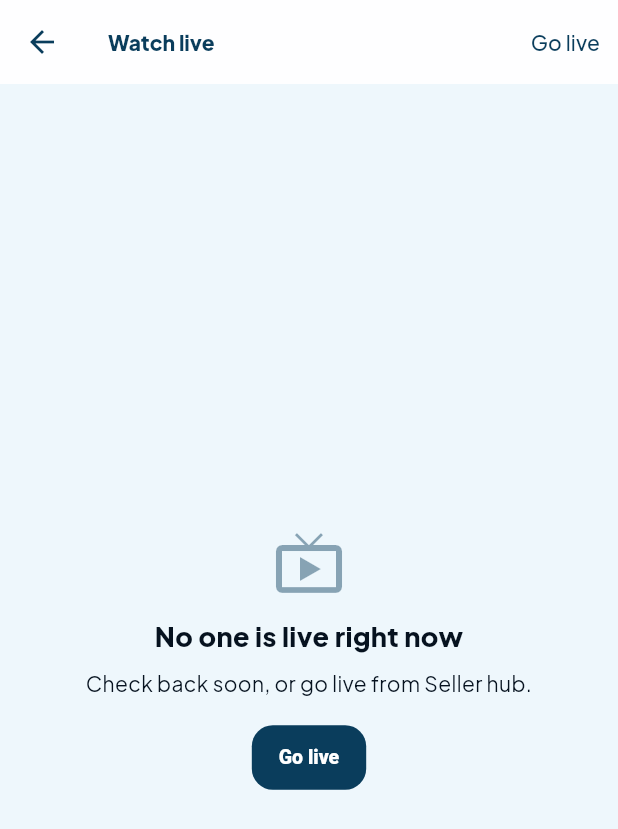
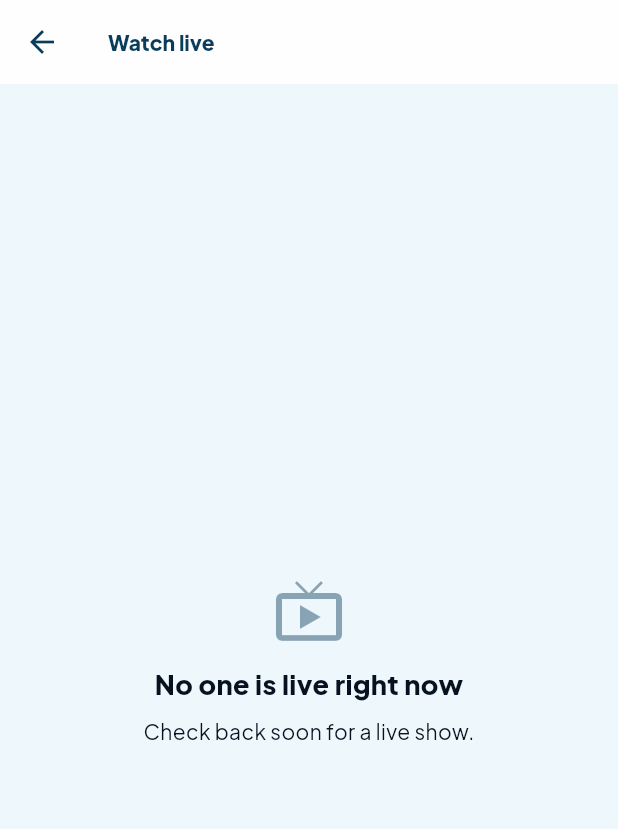
Before and after one commit to felixamay/hubsom, a Flutter app: the AuthGate screen opened by its route, after a tap on "Hubsom", after a tap on "Watch live", on a phone screen of 412 x 824 dp. Shown: the top 829 px of the screen. Run offline on Flutter 3.47's test engine with Material 3 defaults, Android fonts, the phone set to English and light mode, and no system bars; our stand-ins replace cached_network_image, cloud_firestore, dio, equatable, firebase_core, firebase_messaging and 14 more; missing offline and left inert: agora_rtc_engine, dart:js_interop, dart:ui_web; accounts and stored records are empty; network calls fail.

Commit message:
Hide account menus and sensitive fields from guests (#26)
* Hide account menus and sensitive fields from guests

Guests can still browse Home, Categories, Timeline, Live, Marketplace,
auctions, and flash sales. Account, wallet, gifts, messages, sell,
dashboard, and seller actions require sign-in and stay hidden in the
header menu and footer.

Co-authored-by: felixamay <felixamay@users.noreply.github.com>

* Show Hail Rider instead of Huber in auth and dashboard

User-facing sign-in, sign-up, dashboard, account, and sell copy now
says Hail Rider. Internal role and /huber routes are unchanged.

Co-authored-by: felixamay <felixamay@users.noreply.github.com>

---------

Co-authored-by: Cursor Agent <cursoragent@cursor.com>
Co-authored-by: felixamay <felixamay@users.noreply.github.com>

```diff
--- a/hubsom_app/lib/core/auth/auth_gate.dart
+++ b/hubsom_app/lib/core/auth/auth_gate.dart
@@ -77,10 +77,10 @@ class AuthGate extends ConsumerWidget {
 
         if (requireHuber && !user.isHuber && user.role != 'admin') {
           return _LockedScaffold(
-            title: 'Huber driver access required',
+            title: 'Hail Rider access required',
             message:
-                'This area is for Huber riders. Create a Huber driver account to receive Hubsom delivery offers.',
-            primaryLabel: 'Create Huber account',
+                'This area is for Hail Riders. Create a Hail Rider account to receive Hubsom delivery offers.',
+            primaryLabel: 'Create Hail Rider account',
             onPrimary: () => context.go('/auth/sign-up?role=huber&callbackUrl=%2Fhuber'),
             secondaryLabel: 'Account',
             onSecondary: () => context.go('/account'),
--- a/hubsom_app/lib/core/repositories/auth_repository.dart
+++ b/hubsom_app/lib/core/repositories/auth_repository.dart
@@ -50,7 +50,7 @@ class AuthRepository {
     _validateCredentials(normalized, password, name: name);
     if (AuthRoutes.isHuberRole(role) &&
         (huber == null || huber.phone.trim().isEmpty)) {
-      throw AuthException('Phone number is required for a Huber driver account');
+      throw AuthException('Phone number is required for a Hail Rider account');
     }
 
     final cloudExisting = await CloudStore.getAccount(normalized);
@@ -355,7 +355,7 @@ class AuthRepository {
     }
     if (AuthRoutes.isHuberRole(role) &&
         (huber == null || huber.phone.trim().isEmpty)) {
-      throw AuthException('Phone number is required for a Huber driver account');
+      throw AuthException('Phone number is required for a Hail Rider account');
     }
     final id = 'local-${DateTime.now().millisecondsSinceEpoch}';
     final isHuber = AuthRoutes.isHuberRole(role);
--- a/hubsom_app/lib/features/account/account_page.dart
+++ b/hubsom_app/lib/features/account/account_page.dart
@@ -161,7 +161,7 @@ class AccountPage extends ConsumerWidget {
                 _link(
                   context,
                   Icons.two_wheeler_outlined,
-                  'Hail driver hub',
+                  'Hail Rider hub',
                   '/huber',
                 ),
               if (!user.isHuber && user.role != 'admin')
@@ -171,7 +171,7 @@ class AccountPage extends ConsumerWidget {
                     Icons.two_wheeler_outlined,
                     color: HubsomColors.forest,
                   ),
-                  title: const Text('Become a Huber driver'),
+                  title: const Text('Become a Hail Rider'),
                   subtitle: const Text('Use this same Hubsom account'),
                   trailing: const Icon(Icons.chevron_right),
                   onTap: () async {
--- a/hubsom_app/lib/features/authentication/sign_in_page.dart
+++ b/hubsom_app/lib/features/authentication/sign_in_page.dart
@@ -129,7 +129,7 @@ class _SignInPageState extends ConsumerState<SignInPage> {
                   onPressed: () => context.push(
                     '/auth/sign-up?role=huber&callbackUrl=${Uri.encodeComponent('/huber')}',
                   ),
-                  child: const Text('Create Huber driver account'),
+                  child: const Text('Create Hail Rider account'),
                 ),
               ],
             ),
--- a/hubsom_app/lib/features/huber/huber_home_page.dart
+++ b/hubsom_app/lib/features/huber/huber_home_page.dart
@@ -105,7 +105,7 @@ class _HuberHomePageState extends ConsumerState<HuberHomePage> {
           const SizedBox(height: 4),
           Text(
             profile == null
-                ? 'Sign in as a Huber driver to receive Hubsom offers.'
+                ? 'Sign in as a Hail Rider to receive Hubsom offers.'
                 : online
                     ? 'Online · Hubsom dispatch live'
                     : 'Offline',
--- a/hubsom_app/lib/features/live/live_list_page.dart
+++ b/hubsom_app/lib/features/live/live_list_page.dart
@@ -16,10 +16,12 @@ class LiveListPage extends ConsumerWidget {
   @override
   Widget build(BuildContext context, WidgetRef ref) {
     final streamsAsync = ref.watch(streamsProvider);
+    final signedIn = ref.watch(authStateProvider).valueOrNull != null;
     return Scaffold(
       appBar: AppBar(
         title: Text(liveOnly ? 'Watch live' : 'Live shopping'),
         actions: [
+          if (signedIn)
             TextButton(
               onPressed: () => context.push('/seller/go-live'),
               child: const Text('Go live'),
@@ -51,15 +53,19 @@ class LiveListPage extends ConsumerWidget {
                         style: TextStyle(fontWeight: FontWeight.w800, fontSize: 18),
                       ),
                       const SizedBox(height: 8),
-                      const Text(
-                        'Check back soon, or go live from Seller hub.',
+                      Text(
+                        signedIn
+                            ? 'Check back soon, or go live from Seller hub.'
+                            : 'Check back soon for a live show.',
                         textAlign: TextAlign.center,
                       ),
+                      if (signedIn) ...[
                         const SizedBox(height: 16),
                         FilledButton(
                           onPressed: () => context.push('/seller/go-live'),
                           child: const Text('Go live'),
                         ),
+                      ],
                     ],
                   ),
                 ),
@@ -85,15 +91,19 @@ class LiveListPage extends ConsumerWidget {
                   children: [
                     const Text('No live shows yet'),
                     const SizedBox(height: 8),
-                    const Text(
-                      'Sellers can start a show from Seller hub → Go live.',
+                    Text(
+                      signedIn
+                          ? 'Sellers can start a show from Seller hub → Go live.'
+                          : 'Check back soon for a live show.',
                       textAlign: TextAlign.center,
                     ),
+                    if (signedIn) ...[
                       const SizedBox(height: 16),
                       FilledButton(
                         onPressed: () => context.push('/seller/go-live'),
                         child: const Text('Go live'),
                       ),
+                    ],
                   ],
                 ),
               ),
--- a/hubsom_app/lib/features/sell/sell_page.dart
+++ b/hubsom_app/lib/features/sell/sell_page.dart
@@ -98,7 +98,7 @@ class SellPage extends ConsumerWidget {
         ],
         const SizedBox(height: 24),
         if (user != null && (user.isHuber || user.role == 'admin'))
-          _tile(context, Icons.two_wheeler, 'Huber driver hub', '/huber')
+          _tile(context, Icons.two_wheeler, 'Hail Rider hub', '/huber')
         else
           ListTile(
             contentPadding: EdgeInsets.zero,
@@ -107,7 +107,7 @@ class SellPage extends ConsumerWidget {
               color: HubsomColors.huberNavy,
             ),
             title: const Text(
-              'Drive with Huber',
+              'Drive as a Hail Rider',
               style: TextStyle(fontWeight: FontWeight.w600),
             ),
             subtitle: const Text(
--- a/hubsom_app/lib/features/shell/app_router.dart
+++ b/hubsom_app/lib/features/shell/app_router.dart
@@ -139,7 +139,13 @@ final appRouterProvider = Provider<GoRouter>((ref) {
           ),
           StatefulShellBranch(
             routes: [
-              GoRoute(path: '/sell', builder: (_, __) => const SellPage()),
+              GoRoute(
+                path: '/sell',
+                builder: (_, __) => const AuthGate(
+                  message: 'Sign in to sell on Hubsom',
+                  child: SellPage(),
+                ),
+              ),
             ],
           ),
           StatefulShellBranch(
@@ -163,7 +169,10 @@ final appRouterProvider = Provider<GoRouter>((ref) {
       GoRoute(
         path: '/account',
         parentNavigatorKey: _rootKey,
-        builder: (_, __) => const AccountPage(),
+        builder: (_, __) => const AuthGate(
+          message: 'Sign in to view your account',
+          child: AccountPage(),
+        ),
         routes: [
           GoRoute(
             path: 'profile',
@@ -364,7 +373,7 @@ final appRouterProvider = Provider<GoRouter>((ref) {
       StatefulShellRoute.indexedStack(
         builder: (context, state, navigationShell) => AuthGate(
           requireHuber: true,
-          message: 'Sign in with your Huber driver account',
+          message: 'Sign in with your Hail Rider account',
           child: HuberShell(navigationShell: navigationShell),
         ),
         branches: [
--- a/hubsom_app/lib/features/shell/main_shell.dart
+++ b/hubsom_app/lib/features/shell/main_shell.dart
@@ -42,12 +42,16 @@ class MainShell extends ConsumerWidget {
     ),
   ];
 
-  /// Formal SiteHeader links first, then Account destinations.
-  static const _formalItems = <(String value, IconData icon, String label)>[
+  /// Browse-only links guests may see. Sell is signed-in only.
+  static const guestBrowseItems = <(String value, IconData icon, String label)>[
     ('live', Icons.videocam_outlined, 'Live'),
     ('marketplace', Icons.storefront_outlined, 'Marketplace'),
     ('auctions', Icons.gavel, 'Auctions'),
     ('flash', Icons.bolt_outlined, 'Flash Sales'),
+  ];
+
+  static const signedInBrowseItems = <(String value, IconData icon, String label)>[
+    ...guestBrowseItems,
     ('sell', Icons.add_business_outlined, 'Sell'),
   ];
 
@@ -64,6 +68,38 @@ class MainShell extends ConsumerWidget {
     ('notifications', Icons.notifications_outlined, 'Notifications'),
     ('settings', Icons.settings_outlined, 'Settings'),
   ];
+
+  static int _visibleFooterIndex({
+    required int shellIndex,
+    required bool signedIn,
+  }) {
+    if (signedIn) return shellIndex;
+    return switch (shellIndex) {
+      0 => 0,
+      1 => 1,
+      3 => 2,
+      _ => 0,
+    };
+  }
+
+  void _onFooterTap(
+    BuildContext context,
+    WidgetRef ref,
+    int visibleIndex, {
+    required bool signedIn,
+  }) {
+    if (signedIn) {
+      _onTap(context, ref, visibleIndex);
+      return;
+    }
+    final shellIndex = switch (visibleIndex) {
+      0 => 0,
+      1 => 1,
+      2 => 3,
+      _ => 0,
+    };
+    _onTap(context, ref, shellIndex);
+  }
 
   void _onTap(BuildContext context, WidgetRef ref, int index) {
     navigationShell.goBranch(
@@ -112,6 +148,19 @@ class MainShell extends ConsumerWidget {
     context.go(path);
   }
 
+  static List<(String value, IconData icon, String label)> browseItems({
+    required bool signedIn,
+  }) =>
+      signedIn ? signedInBrowseItems : guestBrowseItems;
+
+  static List<(String value, IconData icon, String label)> menuDestinations({
+    required bool signedIn,
+  }) =>
+      [
+        ...browseItems(signedIn: signedIn),
+        if (signedIn) ...accountMenuItems,
+      ];
+
   List<PopupMenuEntry<String>> _buildMenu({required bool signedIn}) {
     return [
       const PopupMenuItem<String>(
@@ -125,7 +174,7 @@ class MainShell extends ConsumerWidget {
           ),
         ),
       ),
-      for (final item in _formalItems)
+      for (final item in browseItems(signedIn: signedIn))
         PopupMenuItem<String>(
           value: item.$1,
           child: Row(
@@ -136,6 +185,7 @@ class MainShell extends ConsumerWidget {
             ],
           ),
         ),
+      if (signedIn) ...[
         const PopupMenuDivider(),
         const PopupMenuItem<String>(
           enabled: false,
@@ -160,7 +210,6 @@ class MainShell extends ConsumerWidget {
             ),
           ),
         const PopupMenuDivider(),
-      if (signedIn)
         const PopupMenuItem<String>(
           value: 'logout',
           child: Row(
@@ -170,8 +219,9 @@ class MainShell extends ConsumerWidget {
               Text('Log out'),
             ],
           ),
-        )
-      else
+        ),
+      ] else ...[
+        const PopupMenuDivider(),
         const PopupMenuItem<String>(
           value: 'signin',
           child: Row(
@@ -182,6 +232,7 @@ class MainShell extends ConsumerWidget {
             ],
           ),
         ),
+      ],
     ];
   }
 
@@ -192,14 +243,40 @@ class MainShell extends ConsumerWidget {
     final signedIn = ref.watch(authStateProvider).valueOrNull != null;
     final wide = ResponsiveScaffold.isWide(context);
     final menu = _buildMenu(signedIn: signedIn);
+    final footerTabs = signedIn
+        ? _tabs
+        : const [
+            (path: '/', label: 'Home', icon: Icons.home_outlined, selected: Icons.home),
+            (
+              path: '/categories',
+              label: 'Categories',
+              icon: Icons.grid_view_outlined,
+              selected: Icons.grid_view
+            ),
+            (
+              path: '/timeline',
+              label: 'Timeline',
+              icon: Icons.dynamic_feed_outlined,
+              selected: Icons.dynamic_feed
+            ),
+          ];
+    final selectedFooter = _visibleFooterIndex(
+      shellIndex: navigationShell.currentIndex,
+      signedIn: signedIn,
+    );
 
     if (wide) {
       return Scaffold(
         body: Row(
           children: [
             NavigationRail(
-              selectedIndex: navigationShell.currentIndex,
-              onDestinationSelected: (i) => _onTap(context, ref, i),
+              selectedIndex: selectedFooter,
+              onDestinationSelected: (i) => _onFooterTap(
+                context,
+                ref,
+                i,
+                signedIn: signedIn,
+              ),
               labelType: NavigationRailLabelType.all,
               backgroundColor: Colors.white,
               leading: const Padding(
@@ -207,7 +284,7 @@ class MainShell extends ConsumerWidget {
                 child: HubsomLogo(height: 36, showWordmark: true),
               ),
               destinations: [
-                for (final t in _tabs)
+                for (final t in footerTabs)
                   NavigationRailDestination(
                     icon: Icon(t.icon),
                     selectedIcon: Icon(t.selected),
@@ -222,6 +299,7 @@ class MainShell extends ConsumerWidget {
                   _TopBar(
                     cartCount: cartCount,
                     unreadMessages: unreadMessages,
+                    showMessages: signedIn,
                     menuEntries: menu,
                     onMenuSelected: (v) => _onMenuSelected(context, ref, v),
                   ),
@@ -248,6 +326,7 @@ class MainShell extends ConsumerWidget {
             onPressed: () => context.go('/live'),
             icon: const Icon(Icons.videocam_outlined),
           ),
+          if (signedIn)
             IconButton(
               tooltip: 'Messages',
               onPressed: () => context.go('/messages'),
@@ -277,10 +356,11 @@ class MainShell extends ConsumerWidget {
       ),
       body: navigationShell,
       bottomNavigationBar: NavigationBar(
-        selectedIndex: navigationShell.currentIndex,
-        onDestinationSelected: (i) => _onTap(context, ref, i),
+        selectedIndex: selectedFooter,
+        onDestinationSelected: (i) =>
+            _onFooterTap(context, ref, i, signedIn: signedIn),
         destinations: [
-          for (final t in _tabs)
+          for (final t in footerTabs)
             NavigationDestination(
               icon: Icon(t.icon),
               selectedIcon: Icon(t.selected, color: HubsomColors.forest),
@@ -296,12 +376,14 @@ class _TopBar extends StatelessWidget {
   const _TopBar({
     required this.cartCount,
     required this.unreadMessages,
+    required this.showMessages,
     required this.menuEntries,
     required this.onMenuSelected,
   });
 
   final int cartCount;
   final int unreadMessages;
+  final bool showMessages;
   final List<PopupMenuEntry<String>> menuEntries;
   final ValueChanged<String> onMenuSelected;
 
@@ -332,6 +414,7 @@ class _TopBar extends StatelessWidget {
                 icon: const Icon(Icons.videocam_outlined),
                 tooltip: 'Live',
               ),
+              if (showMessages)
                 IconButton(
                   tooltip: 'Messages',
                   onPressed: () => context.go('/messages'),
--- a/hubsom_app/lib/features/stores/store_page.dart
+++ b/hubsom_app/lib/features/stores/store_page.dart
@@ -85,10 +85,12 @@ class _StorePageState extends ConsumerState<StorePage> {
     final initial = seller.name.isNotEmpty
         ? seller.name.substring(0, 1).toUpperCase()
         : 'S';
+    final signedIn = ref.watch(authStateProvider).valueOrNull != null;
     return Scaffold(
       appBar: AppBar(
         title: Text(seller.name),
         actions: [
+          if (signedIn)
             IconButton(
               tooltip: 'Message',
               onPressed: () {
```
Also changed, not shown: hubsom_app/lib/core/auth/auth_routes.dart (+29 -0 lines), hubsom_app/lib/features/auctions/auctions_page.dart (+8 -5 lines), hubsom_app/lib/features/authentication/sign_up_page.dart (+5 -5 lines), hubsom_app/lib/features/dashboard/dashboard_page.dart (+14 -65 lines), hubsom_app/lib/features/flash_sales/flash_sales_page.dart (+8 -5 lines), hubsom_app/lib/features/home/home_page.dart (+6 -4 lines), 3 other files. Lines whose indentation alone changed are shown as unchanged.
